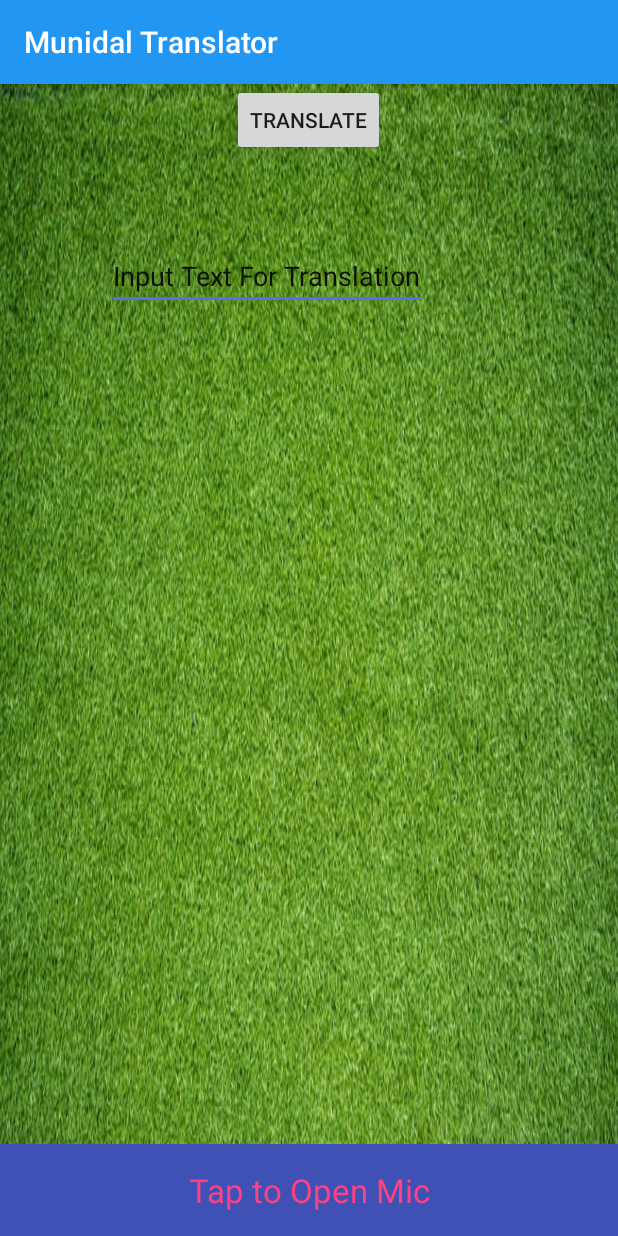
After one commit to mariosfx540/MobileHCI_Project, an Android app: the TranslationAPI screen opened directly, with no data from a screen before it, on a phone screen of 412 x 824 dp. The commit adds this screen. Run offline under Robolectric (Android 15) with nearby library versions, the phone set to English and light mode, and no system bars; libraries missing offline, so code that uses them is left out: com.google.cloud.translate.

Commit message:
Translation API

```diff
--- a/app/src/main/AndroidManifest.xml
+++ b/app/src/main/AndroidManifest.xml
@@ -1,6 +1,7 @@
 <?xml version="1.0" encoding="utf-8"?>
 <manifest xmlns:android="http://schemas.android.com/apk/res/android"
     package="com.example.dimis.mobilehci">
+    <uses-permission android:name="android.permission.INTERNET" />
 
     <application
         android:allowBackup="true"
@@ -16,6 +17,9 @@
                 <category android:name="android.intent.category.LAUNCHER" />
             </intent-filter>
         </activity>
+        <activity
+            android:name=".TranslationAPI">
+        </activity>
     </application>
 
 </manifest>
--- /dev/null
+++ b/app/src/main/java/com/example/dimis/mobilehci/TranslationAPI.java
@@ -0,0 +1,118 @@
+package com.example.dimis.mobilehci;
+
+import android.content.ActivityNotFoundException;
+import android.content.Intent;
+import android.os.AsyncTask;
+import android.os.Handler;
+import android.speech.RecognizerIntent;
+import android.support.v7.app.AppCompatActivity;
+import android.os.Bundle;
+import com.google.cloud.translate.Translate;
+import com.google.cloud.translate.Translate.TranslateOption;
+import com.google.cloud.translate.TranslateOptions;
+import com.google.cloud.translate.Translation;
+
+import android.util.Log;
+import android.widget.EditText;
+import android.view.View;
+import android.widget.Button;
+import android.widget.TextView;
+
+import java.util.ArrayList;
+import java.util.Locale;
+
+/**
+ * Created by Dimis on 07/03/2018.
+ */
+
+public class TranslationAPI extends AppCompatActivity {
+
+    private static final String API_KEY = "AIzaSyDW3LMH2K_d_6YP0jghp72042rgj-XMxPs";
+    private static final String TAG = "TranslationAPI";
+    private Button buttonToTranslate;
+    private EditText InputText;
+    private final int REQ_CODE_SPEECH_INPUT = 100;
+    private TextView textView;
+
+
+    protected void onCreate(Bundle savedInstanceState){
+        super.onCreate(savedInstanceState);
+        setContentView(R.layout.translate_screen);
+
+        textView = (TextView)findViewById(R.id.btnOpen);
+        InputText = (EditText)findViewById(R.id.editText);
+        buttonToTranslate = (Button)findViewById(R.id.button11);
+        final Handler textViewHandler = new Handler();
+        buttonToTranslate.setOnClickListener(new View.OnClickListener() {
+            @Override
+            public void onClick(View v) {
+
+                new  AsyncTask<Void,Void,Void>(){
+                    @Override
+                    protected Void doInBackground(Void... params) {
+                        TranslateOptions options = TranslateOptions.newBuilder().setApiKey(API_KEY).build();
+                        Translate translate = options.getService();
+
+
+                        final Translation translation = translate.translate(InputText.getText().toString(),Translate.TranslateOption.targetLanguage("ru"));
+                        textViewHandler.post(new Runnable(){
+                            @Override
+                            public void run() {
+
+                                    Log.d("Result","Text: %s%n"+ translation.getTranslatedText());
+                                    Log.d("Translation: %s%n", translation.getTranslatedText());
+
+
+                            }
+                        });
+        return null;
+                    }
+
+                }.execute();
+
+
+
+
+            }
+        });
+        textView.setOnClickListener(new View.OnClickListener() {
+            @Override
+            public void onClick(View v) {
+                askSpeechInput();
+            }
+        });
+
+    }
+    private void askSpeechInput() {
+        Intent intent = new Intent(RecognizerIntent.ACTION_RECOGNIZE_SPEECH);
+        intent.putExtra(RecognizerIntent.EXTRA_LANGUAGE_MODEL,
+                RecognizerIntent.LANGUAGE_MODEL_FREE_FORM);
+        intent.putExtra(RecognizerIntent.EXTRA_LANGUAGE, Locale.getDefault());
+        intent.putExtra(RecognizerIntent.EXTRA_PROMPT,
+                "Hi speak something");
+        try {
+            startActivityForResult(intent, REQ_CODE_SPEECH_INPUT);
+        } catch (ActivityNotFoundException a) {
+
+        }
+    }
+    @Override
+    protected void onActivityResult(int requestCode, int resultCode, Intent data) {
+        super.onActivityResult(requestCode, resultCode, data);
+
+        switch (requestCode) {
+            case REQ_CODE_SPEECH_INPUT: {
+                if (resultCode == RESULT_OK && null != data) {
+
+                    ArrayList<String> result = data
+                            .getStringArrayListExtra(RecognizerIntent.EXTRA_RESULTS);
+
+                    Log.d("Results",result.get(0));
+                }
+                break;
+            }
+
+        }
+    }
+
+}
--- /dev/null
+++ b/app/src/main/res/layout/translate_screen.xml
@@ -0,0 +1,49 @@
+<?xml version="1.0" encoding="utf-8"?>
+<RelativeLayout xmlns:android="http://schemas.android.com/apk/res/android"
+    xmlns:app="http://schemas.android.com/apk/res-auto"
+    xmlns:tools="http://schemas.android.com/tools"
+    android:layout_width="match_parent"
+    android:layout_height="match_parent"
+    android:background="@drawable/background"
+    tools:context="com.example.dimis.mobilehci.MainActivity">
+
+    <TextView
+        android:id="@+id/btnOpen"
+        android:layout_width="match_parent"
+        android:layout_height="wrap_content"
+        android:layout_alignParentBottom="true"
+        android:layout_alignParentLeft="true"
+        android:layout_alignParentStart="true"
+        android:background="@color/colorPrimary"
+        android:clickable="true"
+        android:gravity="center"
+        android:padding="16dp"
+        android:text="Tap to Open Mic"
+        android:textColor="@color/colorAccent"
+        android:textSize="22sp"
+        android:textStyle="normal" />
+
+    <EditText
+        android:id="@+id/editText"
+        android:layout_width="wrap_content"
+        android:layout_height="wrap_content"
+        android:layout_alignParentLeft="true"
+        android:layout_alignParentStart="true"
+        android:layout_alignParentTop="true"
+        android:layout_marginLeft="71dp"
+        android:layout_marginStart="71dp"
+        android:layout_marginTop="105dp"
+        android:ems="10"
+        android:inputType="textMultiLine"
+        android:text="Input Text For Translation" />
+
+    <Button
+        android:id="@+id/button11"
+        android:layout_width="wrap_content"
+        android:layout_height="wrap_content"
+        android:layout_above="@+id/btnSpeak"
+        android:layout_centerHorizontal="true"
+        android:layout_marginBottom="94dp"
+        android:text="Translate" />
+
+</RelativeLayout>
```
Also changed, not shown: app/build.gradle (+23 -2 lines), app/src/main/java/com/example/dimis/mobilehci/MainActivity.java (+2 -30 lines), build.gradle (line endings or trailing spaces).
